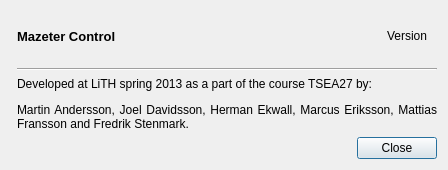
This is forms/aboutdialog.ui in Flooten/mazetercontrol as Qt 5 draws it before an edit. The edited form follows.
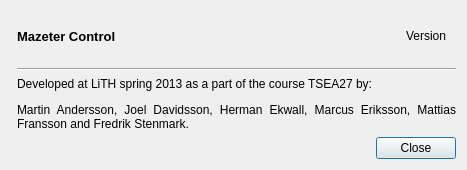
This is the edited form. Icons and pictures are not drawn.

```diff
--- a/forms/aboutdialog.ui
+++ b/forms/aboutdialog.ui
@@ -9,7 +9,7 @@
    <rect>
     <x>0</x>
     <y>0</y>
-    <width>448</width>
+    <width>467</width>
     <height>170</height>
    </rect>
   </property>
```
